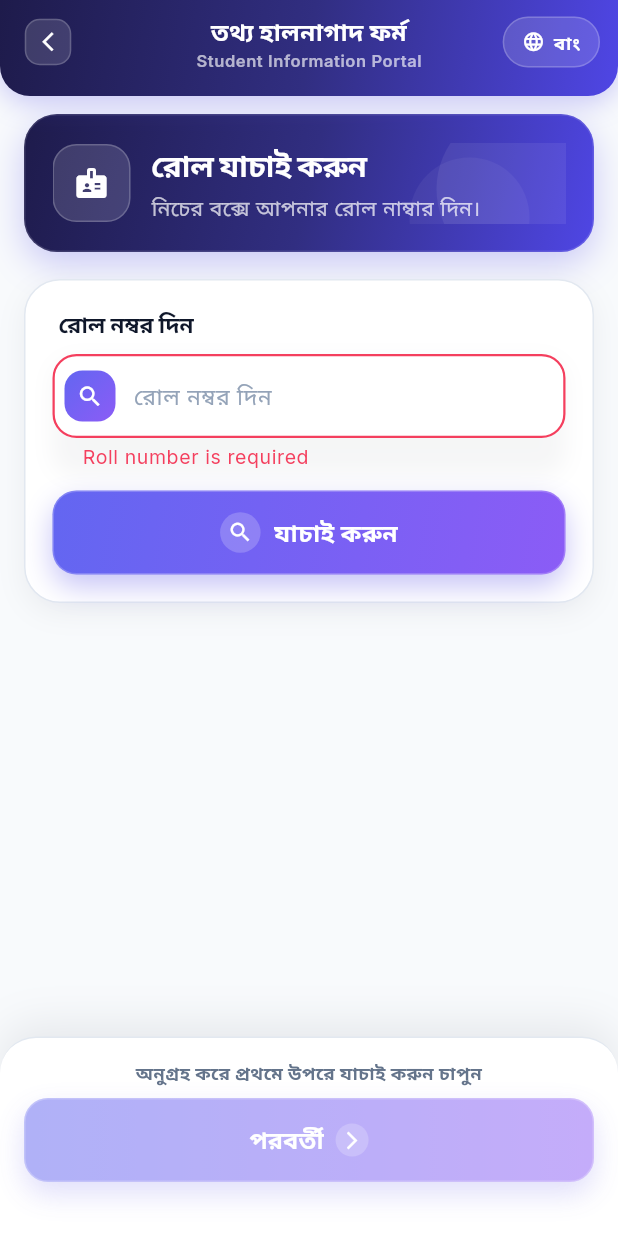
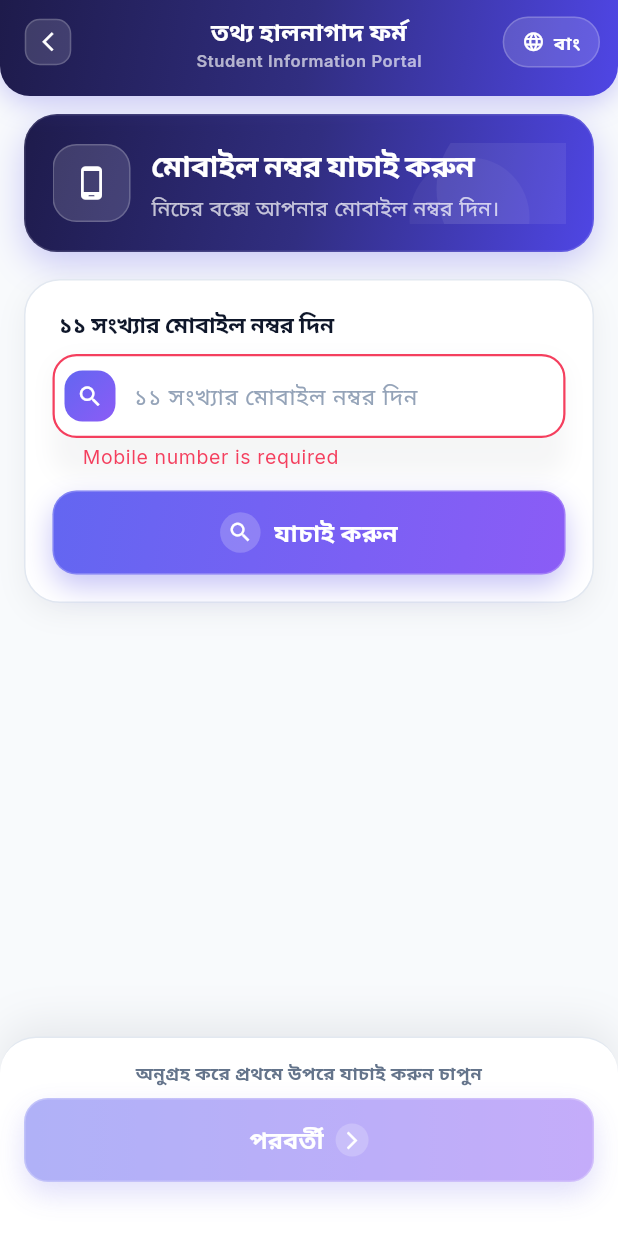
Before and after one commit to MuazRahman/ntc_admission_portal, a Flutter app: the AdmissionFlowPage screen opened by its route, after a tap on "যাচাই করুন", on a phone screen of 412 x 824 dp. Run offline on Flutter 3.47's test engine with Material 3 defaults, Android fonts, the light colour scheme and no system bars; our stand-ins replace flutter_animate, get, google_fonts, image_picker, shared_preferences; accounts and stored records are empty.

Commit message:
step 1 roll verification updated to phone verification and font fallback added

```diff
--- a/lib/app/translations/app_translations.dart
+++ b/lib/app/translations/app_translations.dart
@@ -22,10 +22,10 @@ class AppTranslations extends Translations {
           'landing_button': 'Submit Information / তথ্য জমা দিন',
           'landing_description': 'Roll-based online information form',
 
-          // Step 1 - Roll Verification
-          'step1_title': 'Roll Verification',
-          'step1_subtitle': 'Enter your roll number to verify',
-          'step1_roll_hint': 'Enter Roll Number',
+          // Step 1 - Phone Verification
+          'step1_title': 'Phone Verification',
+          'step1_subtitle': 'Enter your mobile number to verify',
+          'step1_roll_hint': 'Enter Mobile Number (11 digits)',
           'step1_name_label': 'Full Name',
           'step1_name_readonly': '(Verified from records)',
           'step1_verify': 'Verify',
@@ -131,15 +131,15 @@ class AppTranslations extends Translations {
           'landing_button': 'Submit Information / তথ্য জমা দিন',
           'landing_description': 'রোল-ভিত্তিক অনলাইন তথ্য ফর্ম',
 
-          // Step 1 - Roll Verification
-          'step1_title': 'রোল যাচাই করুন',
-          'step1_subtitle': 'নিচের বক্সে আপনার রোল নাম্বার দিন।',
-          'step1_roll_hint': 'রোল নম্বর দিন',
+          // Step 1 - Mobile Verification
+          'step1_title': 'মোবাইল নম্বর যাচাই করুন',
+          'step1_subtitle': 'নিচের বক্সে আপনার মোবাইল নম্বর দিন।',
+          'step1_roll_hint': '১১ সংখ্যার মোবাইল নম্বর দিন',
           'step1_name_label': 'পূর্ণ নাম',
           'step1_name_readonly': '(রেকর্ড থেকে যাচাইকৃত)',
           'step1_verify': 'যাচাই করুন',
           'step1_verified': 'যাচাইকৃত',
-          'step1_not_found': 'রোল নম্বর পাওয়া যায়নি',
+          'step1_not_found': 'মোবাইল নম্বর পাওয়া যায়নি',
           'step1_already_submitted': 'আপনার তথ্য ইতিমধ্যে জমা হয়েছে',
           'step1_check_failed': 'সাবমিশন যাচাই করা যায়নি। অনুগ্রহ করে আবার চেষ্টা করুন।',
           'step1_verify_first': 'অনুগ্রহ করে প্রথমে উপরে যাচাই করুন চাপুন',
--- a/lib/app/utils/validators.dart
+++ b/lib/app/utils/validators.dart
@@ -8,15 +8,15 @@ class Validators {
     return null;
   }
 
-  static String? rollNumber(String? value) {
+  static String? phoneNumber(String? value) {
     if (value == null || value.trim().isEmpty) {
-      return 'Roll number is required';
+      return 'Mobile number is required';
     }
     if (!RegExp(r'^[0-9]+$').hasMatch(value.trim())) {
-      return 'Roll number must contain only digits';
+      return 'Mobile number must contain only digits';
     }
-    if (value.trim().length > 5) {
-      return 'Roll number must be 5 digits or less';
+    if (value.trim().length != 11) {
+      return 'Mobile number must be exactly 11 digits';
     }
     return null;
   }
--- a/lib/data/repositories/admission_repository.dart
+++ b/lib/data/repositories/admission_repository.dart
@@ -15,12 +15,14 @@ class AdmissionRepository {
 
   AdmissionRepository(this._sheetsService, this._driveService);
 
-  /// Fetches students and checks submission in parallel
+  /// Fetches students and checks submission in parallel.
+  /// Student list is always refreshed live so Sheet edits are visible
+  /// immediately; the in-memory copy is only a fallback if fetch fails.
   Future<VerifyResult> verifyRoll(String rollNumber) async {
     final trimmed = rollNumber.trim();
 
     final results = await Future.wait([
-      _sheetsService.getStudents(),
+      _sheetsService.getStudents(forceRefresh: true),
       _sheetsService.hasSubmission(trimmed),
     ]);
 
--- a/lib/data/services/google_sheets_service.dart
+++ b/lib/data/services/google_sheets_service.dart
@@ -30,16 +30,18 @@ class GoogleSheetsService {
         final data = json.decode(response.body);
         if (data['success'] == true) {
           final values = data['data'] as List<dynamic>?;
-          if (values == null) return null;
+          if (values == null) return _cachedStudents;
           _cachedStudents = values.map<List<dynamic>>((row) => List<dynamic>.from(row)).toList();
           print('[SheetsService] Students cached: ${_cachedStudents!.length} rows');
           return _cachedStudents;
         }
       }
-      return null;
+      // Live fetch failed — fall back to last good copy instead of nothing.
+      return _cachedStudents;
     } catch (e) {
       print('[SheetsService] Exception during getStudents: $e');
-      return null;
+      // Network error — fall back to last good copy instead of nothing.
+      return _cachedStudents;
     }
   }
 
--- a/lib/main.dart
+++ b/lib/main.dart
@@ -23,6 +23,14 @@ class NTCApp extends StatelessWidget {
       fallbackLocale: const Locale('en', 'US'),
       initialRoute: AppPages.initial,
       getPages: AppPages.routes,
+      // Global Bengali fallback: English keeps Inter/Poppins,
+      // Bengali glyphs automatically use bundled SolaimanLipi.
+      builder: (context, child) {
+        return DefaultTextStyle(
+          style: const TextStyle(fontFamilyFallback: ['SolaimanLipi']),
+          child: child ?? const SizedBox.shrink(),
+        );
+      },
     );
   }
 }
--- a/lib/presentation/views/admission_flow_page.dart
+++ b/lib/presentation/views/admission_flow_page.dart
@@ -7,7 +7,7 @@ import '../controllers/admission_controller.dart';
 import 'widgets/progress_stepper.dart';
 import 'widgets/gradient_button.dart';
 import 'widgets/language_toggle.dart';
-import 'steps/step1_roll_verification.dart';
+import 'steps/step1_phone_verification.dart';
 // import 'steps/step2_parent_info.dart';
 import 'steps/step3_identity_doc.dart';
 import 'steps/step4_ssc_info.dart';
--- a/lib/presentation/views/steps/step1_roll_verification.dart
+++ b/lib/presentation/views/steps/step1_phone_verification.dart
@@ -1,4 +1,5 @@
 import 'package:flutter/material.dart';
+import 'package:flutter/services.dart';
 import 'package:get/get.dart';
 import 'package:flutter_animate/flutter_animate.dart';
 import 'package:google_fonts/google_fonts.dart';
@@ -112,7 +113,7 @@ class _Step1RollVerificationState extends State<Step1RollVerification> {
                 StepHeader(
                   title: 'step1_title'.tr,
                   subtitle: 'step1_subtitle'.tr,
-                  icon: Icons.badge,
+                  icon: Icons.phone_android,
                 ),
                 const SizedBox(height: 18),
                 // Form card (visual only wrapper — logic unchanged)
@@ -131,11 +132,15 @@ class _Step1RollVerificationState extends State<Step1RollVerification> {
                         label: 'step1_roll_hint'.tr,
                         hint: 'step1_roll_hint'.tr,
                         controller: _rollController,
-                        validator: Validators.rollNumber,
+                        validator: Validators.phoneNumber,
                         keyboardType: TextInputType.number,
                         focusNode: _rollFocus,
                         autofocus: true,
-                        maxLength: 5,
+                        maxLength: 11,
+                        inputFormatters: [
+                          FilteringTextInputFormatter.digitsOnly,
+                          LengthLimitingTextInputFormatter(11),
+                        ],
                         textInputAction: TextInputAction.done,
                         onFieldSubmitted: (_) {
                           if (!controller.isLoading.value &&
--- a/pubspec.yaml
+++ b/pubspec.yaml
@@ -31,3 +31,7 @@ flutter:
   uses-material-design: true
   assets:
     - assets/logo.png
+  fonts:
+    - family: SolaimanLipi
+      fonts:
+        - asset: assets/fonts/SolaimanLipi.ttf
```
Also changed, not shown: assets/fonts/SolaimanLipi.ttf (added).
